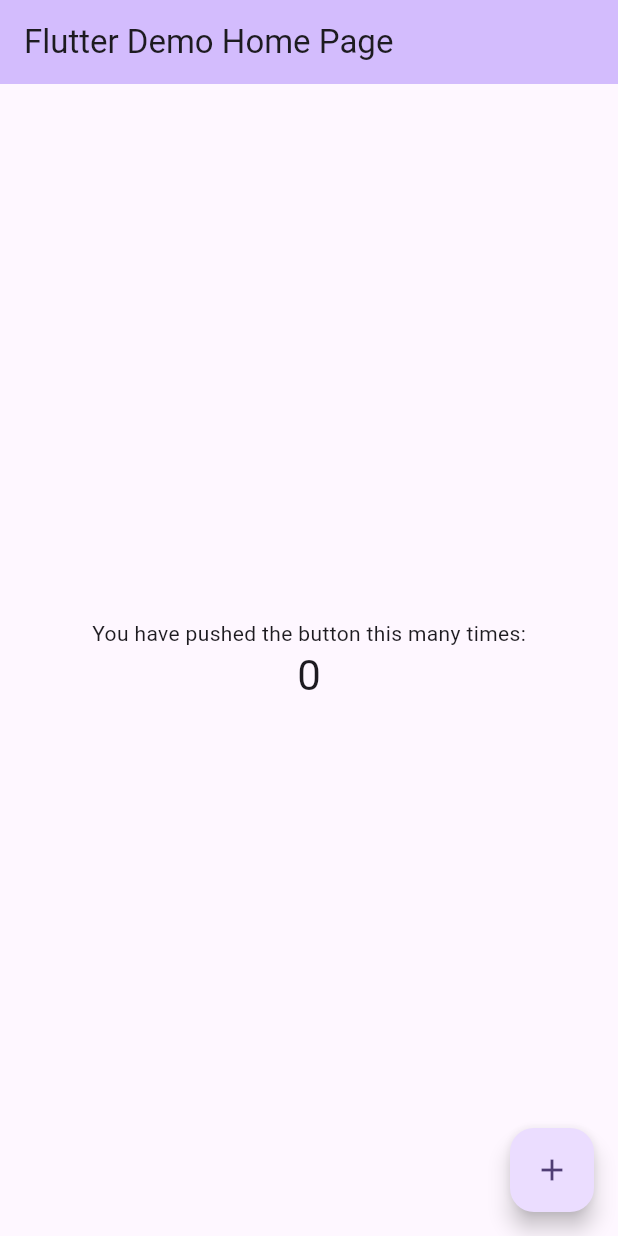
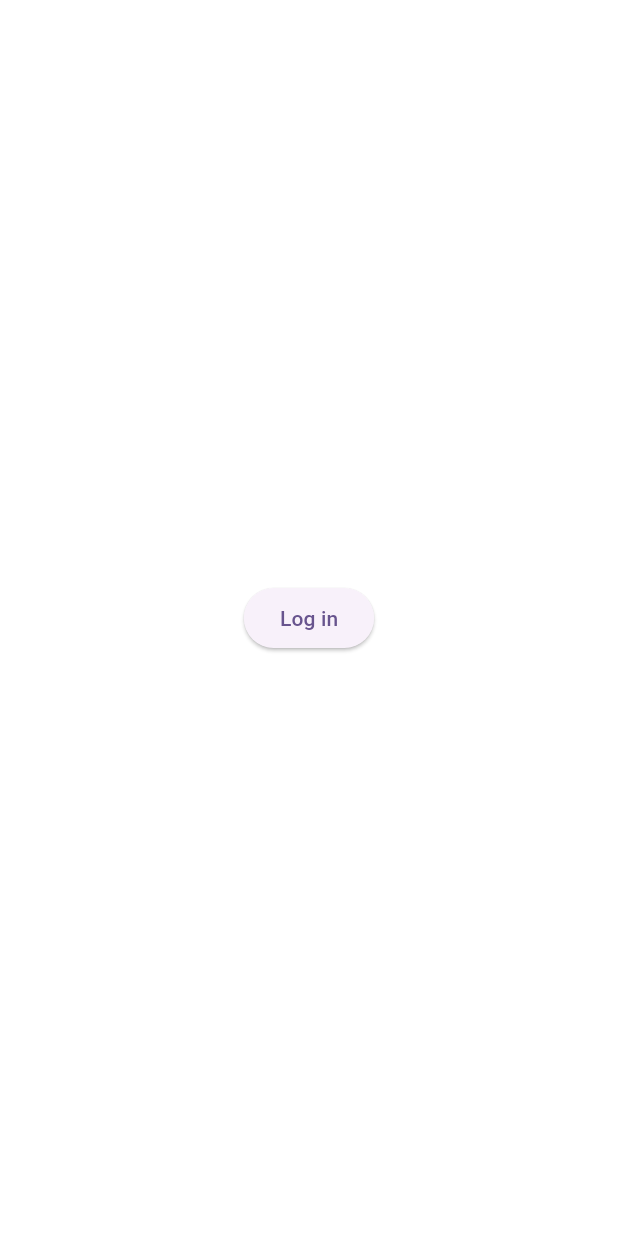
Before and after one commit to DhebaRam/Auth-2.0_Demo, a Flutter app: the screen it shows after launch, on a phone screen of 412 x 824 dp. Run offline on Flutter 3.47's test engine with Material 3 defaults, Android fonts, the light colour scheme and no system bars; missing offline and left inert: auth0_flutter.

Commit message:
Implement Code

```diff
--- a/lib/main.dart
+++ b/lib/main.dart
@@ -1,3 +1,6 @@
+import 'dart:developer';
+
+import 'package:auth0_flutter/auth0_flutter.dart';
 import 'package:flutter/material.dart';
 
 void main() {
@@ -31,95 +34,82 @@ class MyApp extends StatelessWidget {
         colorScheme: ColorScheme.fromSeed(seedColor: Colors.deepPurple),
         useMaterial3: true,
       ),
-      home: const MyHomePage(title: 'Flutter Demo Home Page'),
+      home: const MainView(),
     );
   }
 }
 
-class MyHomePage extends StatefulWidget {
-  const MyHomePage({super.key, required this.title});
-
-  // This widget is the home page of your application. It is stateful, meaning
-  // that it has a State object (defined below) that contains fields that affect
-  // how it looks.
-
-  // This class is the configuration for the state. It holds the values (in this
-  // case the title) provided by the parent (in this case the App widget) and
-  // used by the build method of the State. Fields in a Widget subclass are
-  // always marked "final".
-
-  final String title;
+class MainView extends StatefulWidget {
+  const MainView({Key? key}) : super(key: key);
 
   @override
-  State<MyHomePage> createState() => _MyHomePageState();
+  State<MainView> createState() => _MainViewState();
 }
 
-class _MyHomePageState extends State<MyHomePage> {
-  int _counter = 0;
+class _MainViewState extends State<MainView> {
+  Credentials? _credentials;
 
-  void _incrementCounter() {
-    setState(() {
-      // This call to setState tells the Flutter framework that something has
-      // changed in this State, which causes it to rerun the build method below
-      // so that the display can reflect the updated values. If we changed
-      // _counter without calling setState(), then the build method would not be
-      // called again, and so nothing would appear to happen.
-      _counter++;
-    });
+  late Auth0 auth0;
+
+  @override
+  void initState() {
+    super.initState();
+    auth0 = Auth0('dev-5v8kd0frflwoow88.us.auth0.com', 'QDaA2wbJuNchSQzi0o5UGVzwiSHhCrRn');
   }
 
   @override
   Widget build(BuildContext context) {
-    // This method is rerun every time setState is called, for instance as done
-    // by the _incrementCounter method above.
-    //
-    // The Flutter framework has been optimized to make rerunning build methods
-    // fast, so that you can just rebuild anything that needs updating rather
-    // than having to individually change instances of widgets.
-    return Scaffold(
-      appBar: AppBar(
-        // TRY THIS: Try changing the color here to a specific color (to
-        // Colors.amber, perhaps?) and trigger a hot reload to see the AppBar
-        // change color while the other colors stay the same.
-        backgroundColor: Theme.of(context).colorScheme.inversePrimary,
-        // Here we take the value from the MyHomePage object that was created by
-        // the App.build method, and use it to set our appbar title.
-        title: Text(widget.title),
-      ),
-      body: Center(
-        // Center is a layout widget. It takes a single child and positions it
-        // in the middle of the parent.
-        child: Column(
-          // Column is also a layout widget. It takes a list of children and
-          // arranges them vertically. By default, it sizes itself to fit its
-          // children horizontally, and tries to be as tall as its parent.
-          //
-          // Column has various properties to control how it sizes itself and
-          // how it positions its children. Here we use mainAxisAlignment to
-          // center the children vertically; the main axis here is the vertical
-          // axis because Columns are vertical (the cross axis would be
-          // horizontal).
-          //
-          // TRY THIS: Invoke "debug painting" (choose the "Toggle Debug Paint"
-          // action in the IDE, or press "p" in the console), to see the
-          // wireframe for each widget.
-          mainAxisAlignment: MainAxisAlignment.center,
-          children: <Widget>[
-            const Text(
-              'You have pushed the button this many times:',
-            ),
-            Text(
-              '$_counter',
-              style: Theme.of(context).textTheme.headlineMedium,
-            ),
-          ],
-        ),
-      ),
-      floatingActionButton: FloatingActionButton(
-        onPressed: _incrementCounter,
-        tooltip: 'Increment',
-        child: const Icon(Icons.add),
-      ), // This trailing comma makes auto-formatting nicer for build methods.
+    return Column(
+      mainAxisAlignment: MainAxisAlignment.center,
+      children: <Widget>[
+        if (_credentials == null)
+          ElevatedButton(
+              onPressed: () async {
+                try{
+                  final credentials =
+                  await auth0.webAuthentication().login();
+
+                  setState(() {
+                    _credentials = credentials;
+                  });
+                }catch(e){
+                  log('Catch --- > ${e.toString()}');
+                }
+              },
+              child: const Text("Log in"))
+        else
+          Column(
+            children: [
+              ProfileView(user: _credentials!.user),
+              ElevatedButton(
+                  onPressed: () async {
+                    await auth0.webAuthentication().logout();
+
+                    setState(() {
+                      _credentials = null;
+                    });
+                  },
+                  child: const Text("Log out"))
+            ],
+          )
+      ],
     );
   }
 }
+
+class ProfileView extends StatelessWidget {
+  const ProfileView({Key? key, required this.user}) : super(key: key);
+
+  final UserProfile user;
+
+  @override
+  Widget build(BuildContext context) {
+    return Column(
+      mainAxisAlignment: MainAxisAlignment.center,
+      children: [
+        if (user.name != null) Text(user.name!),
+        if (user.email != null) Text(user.email!)
+      ],
+    );
+  }
+}
--- a/pubspec.yaml
+++ b/pubspec.yaml
@@ -35,6 +35,7 @@ dependencies:
   # The following adds the Cupertino Icons font to your application.
   # Use with the CupertinoIcons class for iOS style icons.
   cupertino_icons: ^1.0.2
+  auth0_flutter: ^1.5.0
 
 dev_dependencies:
   flutter_test:
```
Also changed, not shown: lib/auth/login_screen.dart (added, +16 -0 lines), pubspec.lock, 3 other files.
